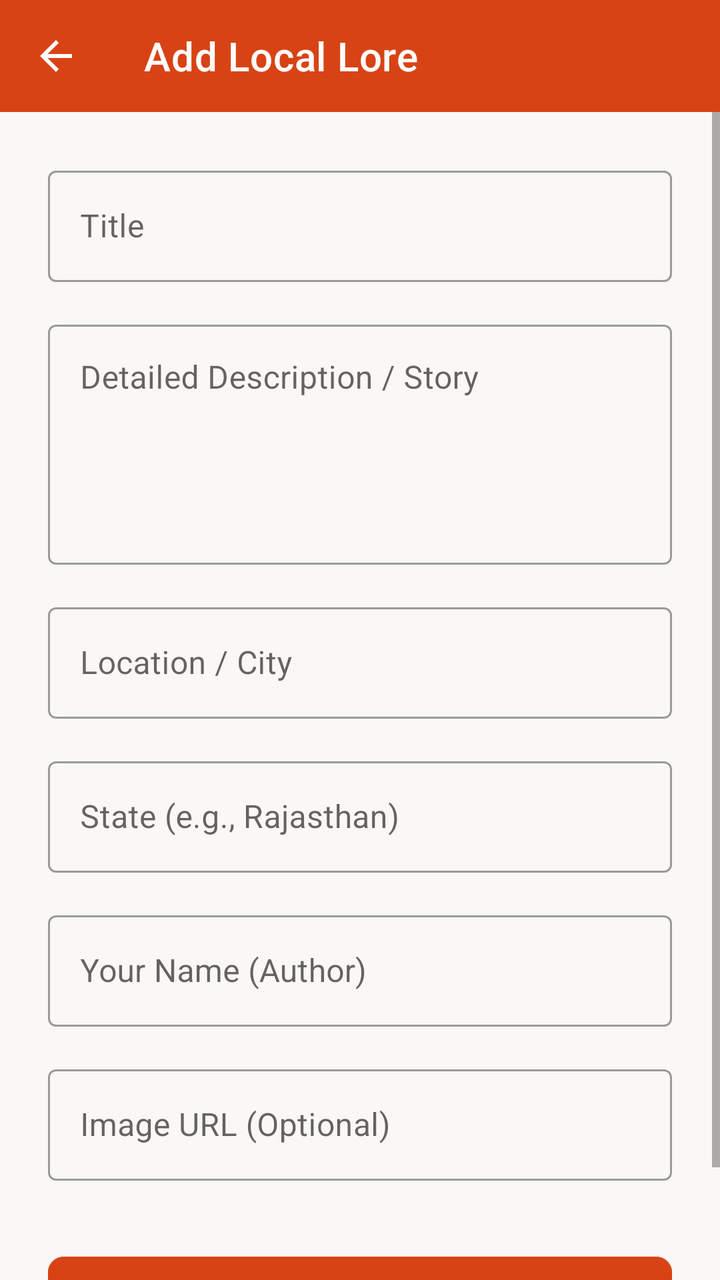
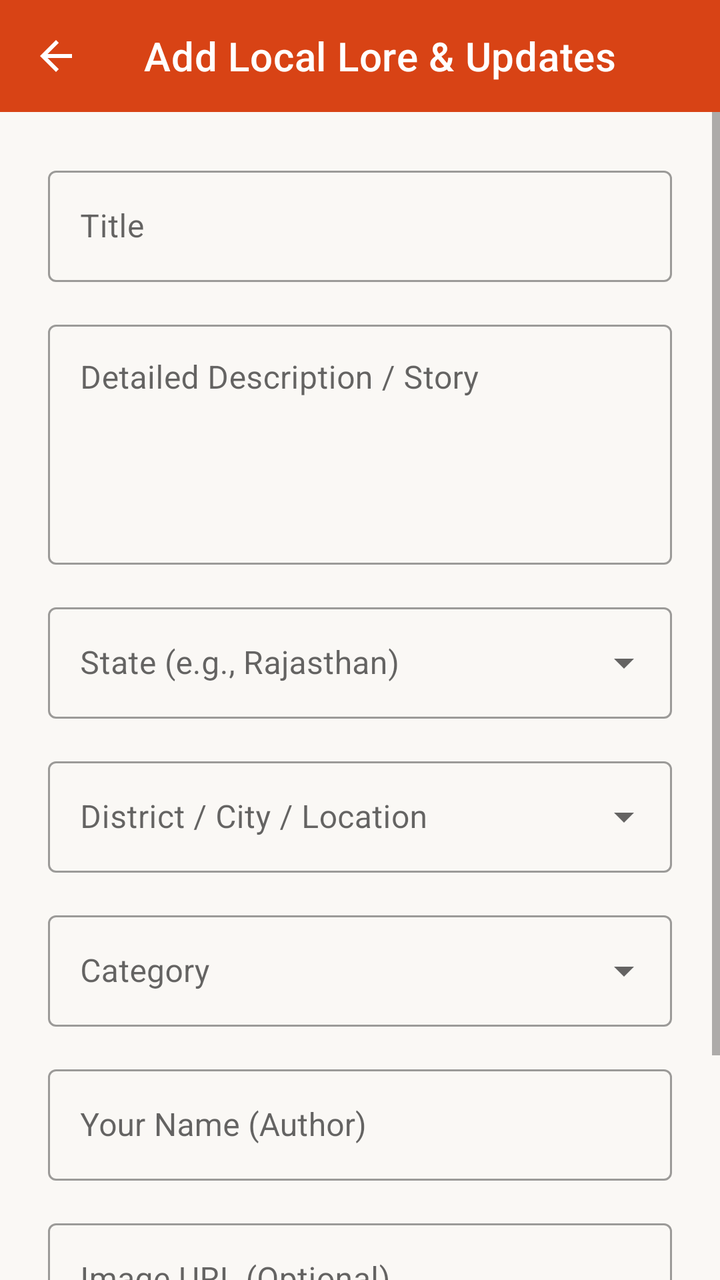

The first picture is an Android layout as it rendered before a commit; the second is the same layout after the commit. The layout source and the unified diff follow.
<!-- AndroidManifest.xml: application theme Theme.TimeTrekBharat -->
<!-- res/layout/activity_add_post.xml -->
<?xml version="1.0" encoding="utf-8"?>
<LinearLayout xmlns:android="http://schemas.android.com/apk/res/android"
    xmlns:app="http://schemas.android.com/apk/res-auto"
    xmlns:tools="http://schemas.android.com/tools"
    android:layout_width="match_parent"
    android:layout_height="match_parent"
    android:background="@color/bg_canvas"
    android:orientation="vertical"
    tools:context=".ui.AddPostActivity">

    <com.google.android.material.appbar.AppBarLayout
        android:layout_width="match_parent"
        android:layout_height="wrap_content"
        android:background="@color/saffron_primary"
        android:theme="@style/ThemeOverlay.MaterialComponents.Dark.ActionBar">

        <androidx.appcompat.widget.Toolbar
            android:id="@+id/toolbar"
            android:layout_width="match_parent"
            android:layout_height="?attr/actionBarSize"
            app:navigationIcon="?attr/homeAsUpIndicator"
            app:title="Add Local Lore" />
    </com.google.android.material.appbar.AppBarLayout>

    <ScrollView
        android:layout_width="match_parent"
        android:layout_height="match_parent"
        android:fillViewport="true">

        <LinearLayout
            android:layout_width="match_parent"
            android:layout_height="wrap_content"
            android:orientation="vertical"
            android:padding="24dp">

            <com.google.android.material.textfield.TextInputLayout
                style="@style/Widget.MaterialComponents.TextInputLayout.OutlinedBox"
                android:layout_width="match_parent"
                android:layout_height="wrap_content"
                android:hint="Title">

                <com.google.android.material.textfield.TextInputEditText
                    android:id="@+id/etTitle"
                    android:layout_width="match_parent"
                    android:layout_height="wrap_content"
                    android:inputType="textCapSentences" />
            </com.google.android.material.textfield.TextInputLayout>

            <com.google.android.material.textfield.TextInputLayout
                style="@style/Widget.MaterialComponents.TextInputLayout.OutlinedBox"
                android:layout_width="match_parent"
                android:layout_height="wrap_content"
                android:layout_marginTop="16dp"
                android:hint="Detailed Description / Story">

                <com.google.android.material.textfield.TextInputEditText
                    android:id="@+id/etDescription"
                    android:layout_width="match_parent"
                    android:layout_height="120dp"
                    android:gravity="top|start"
                    android:inputType="textMultiLine"
                    android:minLines="4" />
            </com.google.android.material.textfield.TextInputLayout>

            <com.google.android.material.textfield.TextInputLayout
                style="@style/Widget.MaterialComponents.TextInputLayout.OutlinedBox"
                android:layout_width="match_parent"
                android:layout_height="wrap_content"
                android:layout_marginTop="16dp"
                android:hint="Location / City">

                <com.google.android.material.textfield.TextInputEditText
                    android:id="@+id/etLocation"
                    android:layout_width="match_parent"
                    android:layout_height="wrap_content"
                    android:inputType="textCapWords" />
            </com.google.android.material.textfield.TextInputLayout>

            <com.google.android.material.textfield.TextInputLayout
                style="@style/Widget.MaterialComponents.TextInputLayout.OutlinedBox"
                android:layout_width="match_parent"
                android:layout_height="wrap_content"
                android:layout_marginTop="16dp"
                android:hint="State (e.g., Rajasthan)">

                <com.google.android.material.textfield.TextInputEditText
                    android:id="@+id/etState"
                    android:layout_width="match_parent"
                    android:layout_height="wrap_content"
                    android:inputType="textCapWords" />
            </com.google.android.material.textfield.TextInputLayout>

            <com.google.android.material.textfield.TextInputLayout
                style="@style/Widget.MaterialComponents.TextInputLayout.OutlinedBox"
                android:layout_width="match_parent"
                android:layout_height="wrap_content"
                android:layout_marginTop="16dp"
                android:hint="Your Name (Author)">

                <com.google.android.material.textfield.TextInputEditText
                    android:id="@+id/etAuthor"
                    android:layout_width="match_parent"
                    android:layout_height="wrap_content"
                    android:inputType="textPersonName" />
            </com.google.android.material.textfield.TextInputLayout>

            <com.google.android.material.textfield.TextInputLayout
                style="@style/Widget.MaterialComponents.TextInputLayout.OutlinedBox"
                android:layout_width="match_parent"
                android:layout_height="wrap_content"
                android:layout_marginTop="16dp"
                android:hint="Image URL (Optional)">

                <com.google.android.material.textfield.TextInputEditText
                    android:id="@+id/etImageUrl"
                    android:layout_width="match_parent"
                    android:layout_height="wrap_content"
                    android:inputType="textUri" />
            </com.google.android.material.textfield.TextInputLayout>

            <Space
                android:layout_width="match_parent"
                android:layout_height="0dp"
                android:layout_weight="1" />

            <com.google.android.material.button.MaterialButton
                android:id="@+id/btnSubmit"
                android:layout_width="match_parent"
                android:layout_height="56dp"
                android:layout_marginTop="32dp"
                android:backgroundTint="@color/saffron_primary"
                android:text="Publish Lore"
                android:textColor="@color/white"
                app:cornerRadius="8dp" />

        </LinearLayout>
    </ScrollView>
</LinearLayout>
<!-- resources referenced by this layout -->
<resources>
  <color name="bg_canvas">#FAF8F5</color>
  <color name="saffron_primary">#D84315</color>
  <color name="white">#FFFFFF</color>
  <style name="Theme.TimeTrekBharat" parent="Theme.MaterialComponents.DayNight.NoActionBar">
          
          <item name="colorPrimary">@color/saffron_primary</item>
          <item name="colorPrimaryVariant">@color/saffron_primary_dark</item>
          <item name="colorOnPrimary">@color/white</item>
          <item name="colorSecondary">@color/gold_royal</item>
          <item name="colorSecondaryVariant">@color/saffron_accent</item>
          <item name="colorOnSecondary">@color/black</item>
  
          
          <item name="android:statusBarColor">@color/saffron_primary_dark</item>
          <item name="android:windowBackground">@color/bg_canvas</item>
      </style>
  <color name="saffron_primary_dark">#BF360C</color>
  <color name="gold_royal">#FFB300</color>
  <color name="saffron_accent">#FF6F00</color>
  <color name="black">#000000</color>
</resources>

<!-- the commit's change to res/layout/activity_add_post.xml (unified diff, before → after) -->
@@ -19,7 +19,7 @@
             android:layout_width="match_parent"
             android:layout_height="?attr/actionBarSize"
             app:navigationIcon="?attr/homeAsUpIndicator"
-            app:title="Add Local Lore" />
+            app:title="Add Local Lore &amp; Updates" />
     </com.google.android.material.appbar.AppBarLayout>
 
     <ScrollView
@@ -62,32 +62,49 @@
                     android:minLines="4" />
             </com.google.android.material.textfield.TextInputLayout>
 
+            
             <com.google.android.material.textfield.TextInputLayout
-                style="@style/Widget.MaterialComponents.TextInputLayout.OutlinedBox"
+                style="@style/Widget.MaterialComponents.TextInputLayout.OutlinedBox.ExposedDropdownMenu"
                 android:layout_width="match_parent"
                 android:layout_height="wrap_content"
                 android:layout_marginTop="16dp"
-                android:hint="Location / City">
+                android:hint="State (e.g., Rajasthan)">
 
-                <com.google.android.material.textfield.TextInputEditText
-                    android:id="@+id/etLocation"
+                <AutoCompleteTextView
+                    android:id="@+id/actvState"
+                    android:layout_width="match_parent"
+                    android:layout_height="wrap_content"
+                    android:inputType="none" />
+            </com.google.android.material.textfield.TextInputLayout>
+
+            
+            <com.google.android.material.textfield.TextInputLayout
+                style="@style/Widget.MaterialComponents.TextInputLayout.OutlinedBox.ExposedDropdownMenu"
+                android:layout_width="match_parent"
+                android:layout_height="wrap_content"
+                android:layout_marginTop="16dp"
+                android:hint="District / City / Location">
+
+                <AutoCompleteTextView
+                    android:id="@+id/actvLocation"
                     android:layout_width="match_parent"
                     android:layout_height="wrap_content"
                     android:inputType="textCapWords" />
             </com.google.android.material.textfield.TextInputLayout>
 
+            
             <com.google.android.material.textfield.TextInputLayout
-                style="@style/Widget.MaterialComponents.TextInputLayout.OutlinedBox"
+                style="@style/Widget.MaterialComponents.TextInputLayout.OutlinedBox.ExposedDropdownMenu"
                 android:layout_width="match_parent"
                 android:layout_height="wrap_content"
                 android:layout_marginTop="16dp"
-                android:hint="State (e.g., Rajasthan)">
+                android:hint="Category">
 
-                <com.google.android.material.textfield.TextInputEditText
-                    android:id="@+id/etState"
+                <AutoCompleteTextView
+                    android:id="@+id/actvCategory"
                     android:layout_width="match_parent"
                     android:layout_height="wrap_content"
-                    android:inputType="textCapWords" />
+                    android:inputType="none" />
             </com.google.android.material.textfield.TextInputLayout>
 
             <com.google.android.material.textfield.TextInputLayout
@@ -129,7 +146,7 @@
                 android:layout_height="56dp"
                 android:layout_marginTop="32dp"
                 android:backgroundTint="@color/saffron_primary"
-                android:text="Publish Lore"
+                android:text="Submit"
                 android:textColor="@color/white"
                 app:cornerRadius="8dp" />
 
